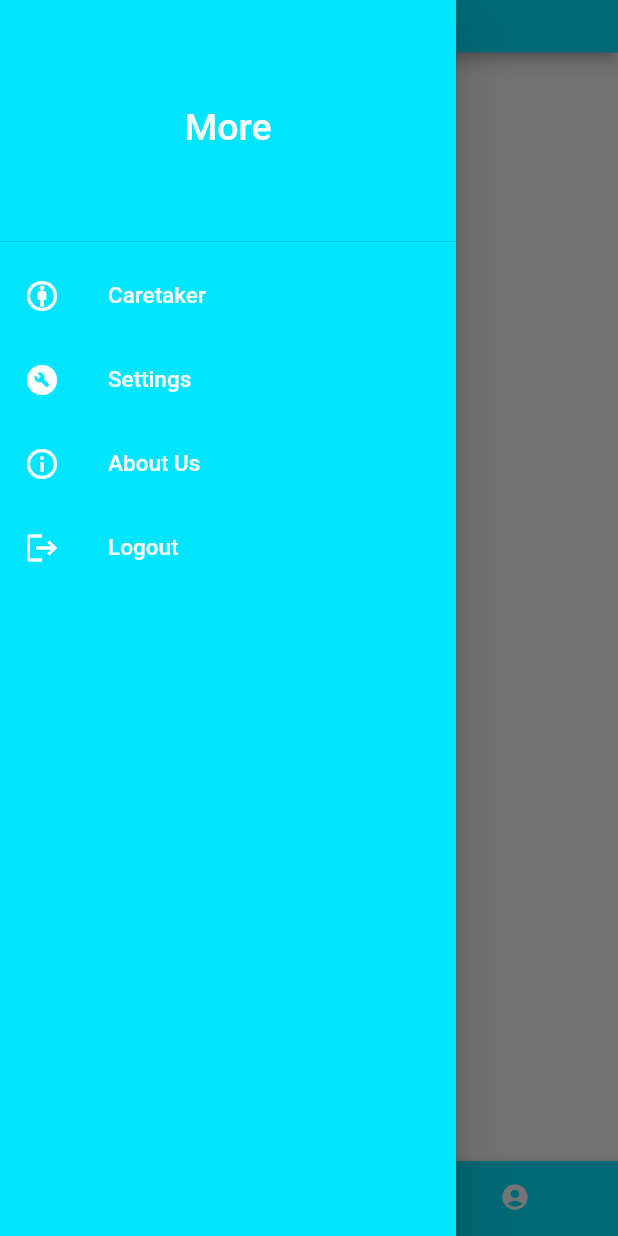
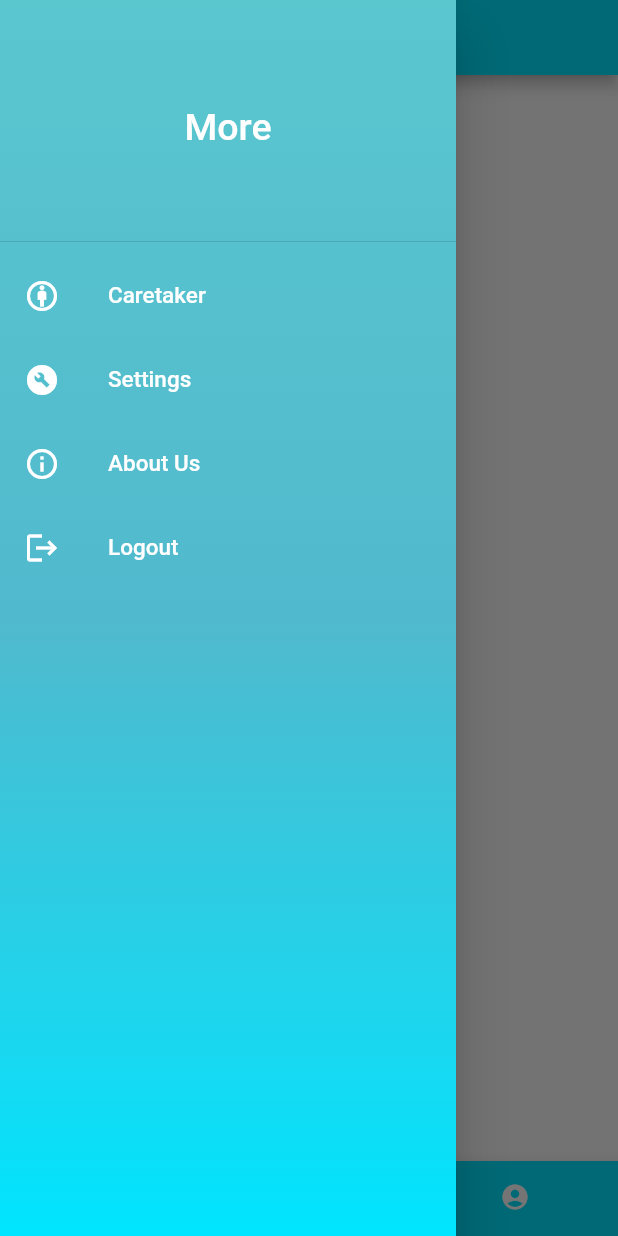
Before and after one commit to MedminderAJCE/MedMinder, a Flutter app: the HomePage screen opened directly, with the side drawer open, on a phone screen of 412 x 824 dp. Run offline on Flutter 3.47's test engine with Material 2 defaults, Android fonts, the phone set to English and light mode, and no system bars; our stand-ins replace cloud_firestore, firebase_auth, firebase_core, fluttertoast; accounts and stored records are empty.

Commit message:
changes in front end

```diff
--- a/lib/screens/home.dart
+++ b/lib/screens/home.dart
@@ -10,12 +10,12 @@ class Home extends StatelessWidget {
 
   @override
   Widget build(BuildContext context) {
-    return  Scaffold(
+    return  const Scaffold(
       body: Center(
 
         child: Column(
            mainAxisAlignment: MainAxisAlignment.center,
-          children:const [Text(" Add your medicine schedules",
+          children:[Text(" Add your medicine schedules",
         style: TextStyle(
           fontFamily: 'Railway',
           fontSize: 30,
--- a/lib/screens/homepage.dart
+++ b/lib/screens/homepage.dart
@@ -31,7 +31,7 @@ class _HomePageState extends State<HomePage> {
     return Scaffold(
        body: Container(child: widgetList[myindex],),
       appBar:PreferredSize( //wrap with PreferredSize
-                preferredSize: Size.fromHeight(35), //height of appbar
+                preferredSize: Size.fromHeight(50), //height of appbar
                 child: AppBar(
                   centerTitle: true, //appbar title
                   backgroundColor: Color(0xFF00E5FF),//appbar background color
@@ -41,8 +41,13 @@ class _HomePageState extends State<HomePage> {
                 )
           ),
       drawer: Drawer(
-        backgroundColor: Color(0xFF00E5FF),
         child: Container(
+          decoration: const BoxDecoration(
+              gradient: LinearGradient(colors: [
+                Color(0xff5ac7cf),
+                Color(0xFF51B9CD),
+                Color(0xFF00E5FF),
+              ], begin: Alignment.topCenter, end: Alignment.bottomCenter)),
           // color: Colors.black,
           child: ListView(
             children: [
--- a/lib/screens/signin_screen.dart
+++ b/lib/screens/signin_screen.dart
@@ -154,7 +154,8 @@ class _SignScreenState extends State<SignScreen> {
                         child: const Text(
                           "LOG IN",
                           style: TextStyle(
-                            color: Colors.grey,
+                            color: Color(0xff5ac7cf) ,
+                            fontWeight: FontWeight.bold,
                           ),
                         )),
                   ),
```
Also changed, not shown: lib/screens/signup.dart (+6 -5 lines), pubspec.lock, 1 other file.
